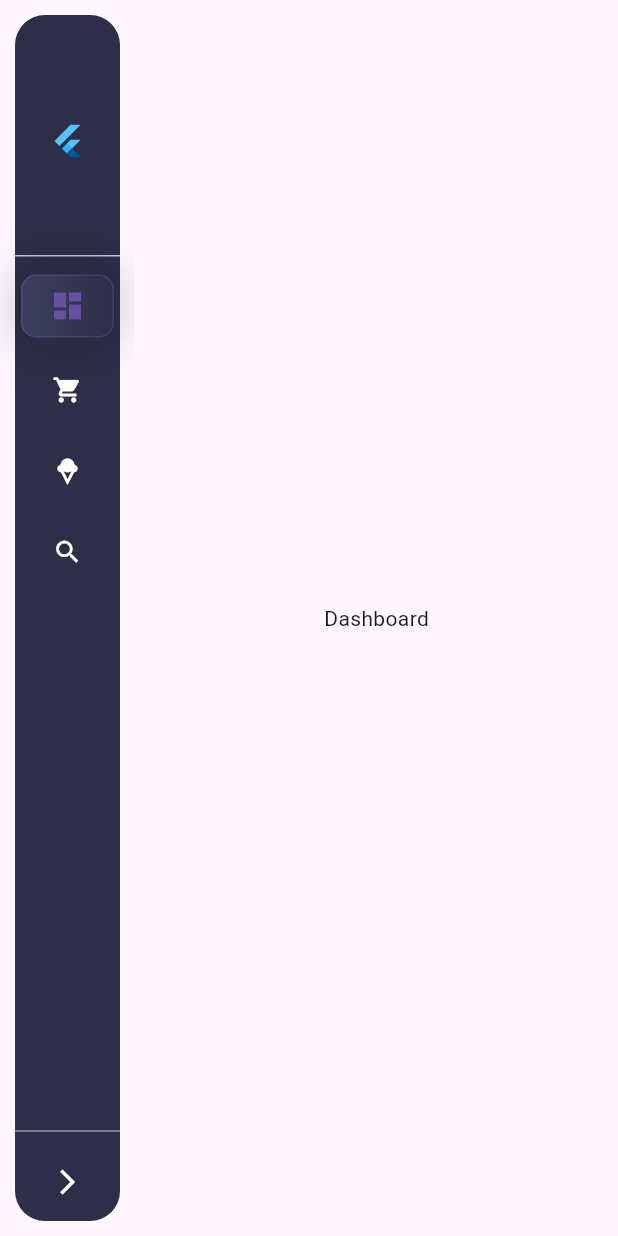
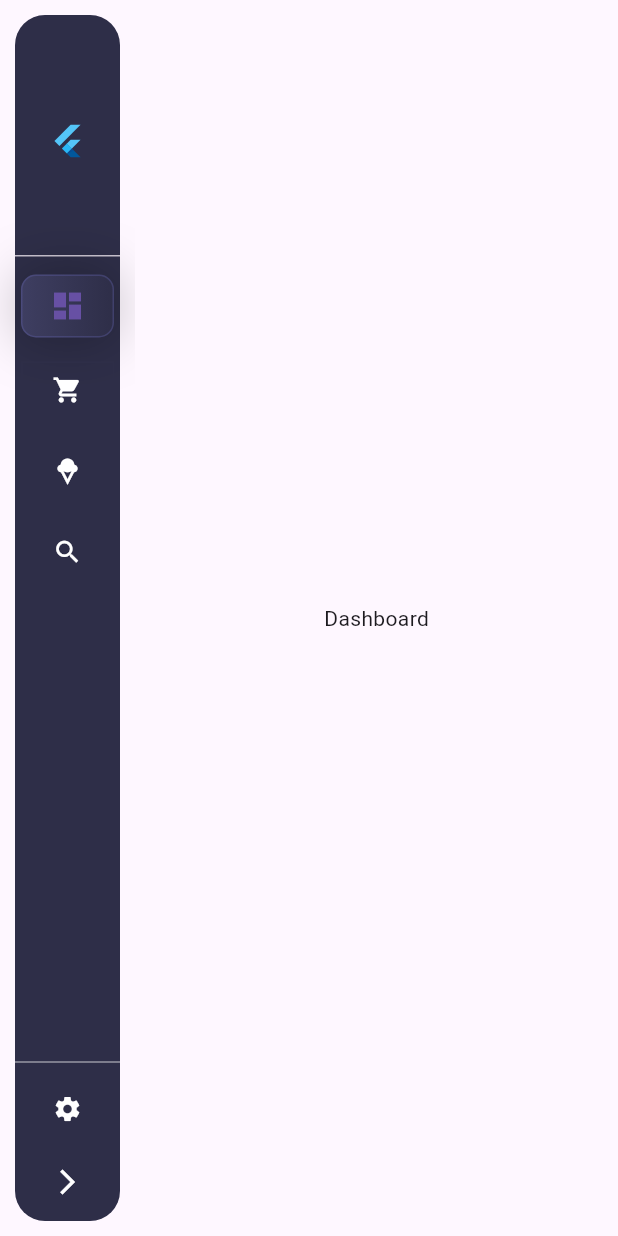
Before and after one commit to mrhaubrich/flutter_desktop_template, a Flutter app: the screen it shows after launch, on a phone screen of 412 x 824 dp. Run offline on Flutter 3.47's test engine with Material 3 defaults, Android fonts, the light colour scheme and no system bars; drawn by our look-alikes of sidebarx; our stand-ins replace flutter_modular.

Commit message:
Refactor sidebar footer in home module

```diff
--- a/lib/src/modules/home/widgets/sidebar.dart
+++ b/lib/src/modules/home/widgets/sidebar.dart
@@ -125,6 +125,14 @@ class _SidebarState extends State<Sidebar> {
           onTap: () => Modular.to.navigate('/search'),
         ),
       ],
+      footerItems: [
+        SidebarXItem(
+          icon: Icons.settings,
+          label: 'Settings',
+          onTap: () => Modular.to.navigate('/settings'),
+        ),
+      ],
+      footerFitType: FooterFitType.fit,
     );
   }
 }
--- a/pubspec.yaml
+++ b/pubspec.yaml
@@ -14,7 +14,10 @@ dependencies:
 
   cupertino_icons: ^1.0.8
   flutter_modular: ^6.3.4
-  sidebarx: ^0.17.1
+
+  sidebarx:
+    git:
+      url: https://github.com/mrhaubrich/sidebarx.git
   auto_size_text: ^3.0.0
 
 dev_dependencies:
```
Also changed, not shown: pubspec.lock.
